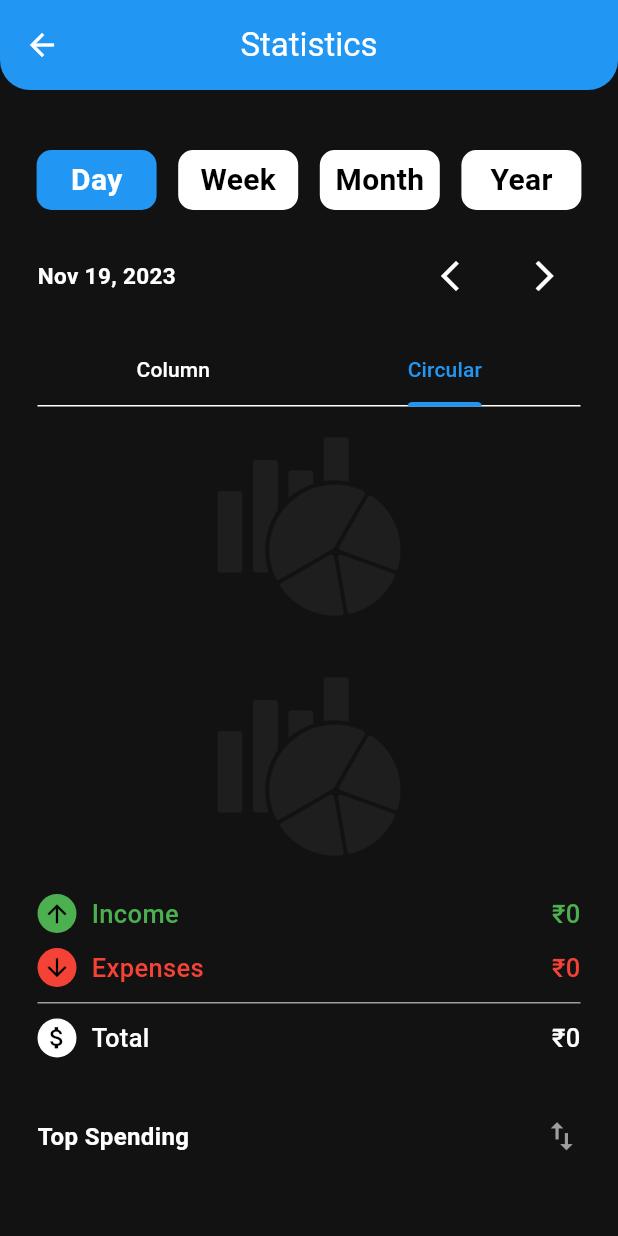
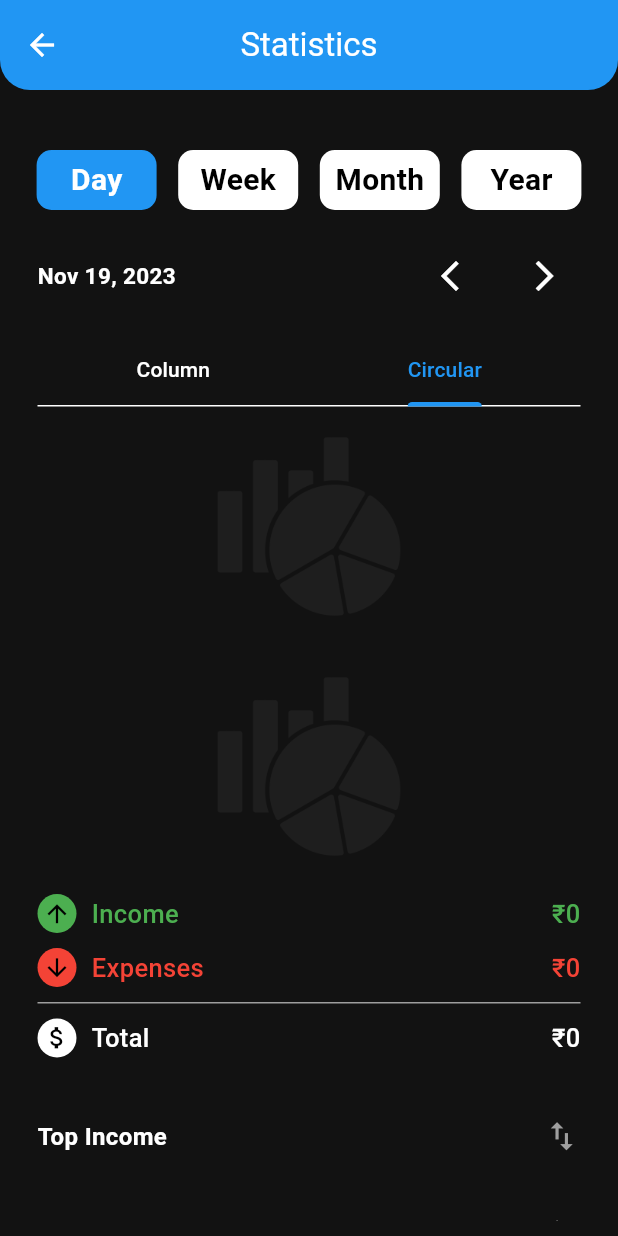
Before and after one commit to VineetKumar02/Expense-Tracker-App, a Flutter app: the Statistics screen opened directly, tab 2 chosen, on a phone screen of 412 x 824 dp. Run offline on Flutter 3.47's test engine with Material 2 defaults, Android fonts, the phone set to English and light mode, and no system bars; our stand-ins replace fl_chart, hive, hive_flutter, syncfusion_flutter_charts; accounts and stored records are empty.

Commit message:
Updated statistics page

```diff
--- a/lib/data/utilty.dart
+++ b/lib/data/utilty.dart
@@ -147,6 +147,26 @@ List<Transaction> getTransactionYear(DateTime selectedDate) {
   return result;
 }
 
+List<Transaction> getTopIncomeTransactions(List<Transaction> transactions) {
+  List<Transaction> incomeList = transactions
+      .where((transaction) => transaction.type == 'Income')
+      .toList();
+
+  incomeList.sort((a, b) => int.parse(b.amount) - int.parse(a.amount));
+
+  return incomeList.take(5).toList();
+}
+
+List<Transaction> getTopExpenseTransactions(List<Transaction> transactions) {
+  List<Transaction> expenseList = transactions
+      .where((transaction) => transaction.type == 'Expense')
+      .toList();
+
+  expenseList.sort((a, b) => int.parse(b.amount) - int.parse(a.amount));
+
+  return expenseList.take(5).toList();
+}
+
 int totalChart(List<Transaction> transactions) {
   List listAmount = [0, 0];
   for (var i = 0; i < transactions.length; i++) {
--- a/lib/presentation/screens/statistic.dart
+++ b/lib/presentation/screens/statistic.dart
@@ -114,42 +114,72 @@ class _StatisticsState extends State<Statistics>
           const SizedBox(height: 20),
           buildTransactionSummary(),
           const SizedBox(height: 30),
-          buildTopSpendingHeader(),
-          buildTransactionList(),
+          buildTopTransactionHeader("Income"),
+          buildTopIncomeList(), // Show top income transactions
+          const SizedBox(height: 20),
+          buildTopTransactionHeader("Expense"),
+          buildTopExpenseList(), // Show top expense transactions
         ],
       ),
     );
   }
 
-  Widget buildTransactionList() {
+  Padding buildTopTransactionHeader(String label) {
+    return Padding(
+      padding: const EdgeInsets.symmetric(horizontal: 15, vertical: 10),
+      child: Row(
+        mainAxisAlignment: MainAxisAlignment.spaceBetween,
+        children: [
+          Text('Top $label',
+              style:
+                  const TextStyle(fontSize: 16, fontWeight: FontWeight.bold)),
+          const Icon(Icons.swap_vert, size: 25, color: Colors.grey),
+        ],
+      ),
+    );
+  }
+
+  Widget buildTopIncomeList() {
+    List<Transaction> topIncomeList =
+        getTopIncomeTransactions(currListTransaction);
+    return buildTransactionList(topIncomeList);
+  }
+
+  Widget buildTopExpenseList() {
+    List<Transaction> topExpenseList =
+        getTopExpenseTransactions(currListTransaction);
+    return buildTransactionList(topExpenseList);
+  }
+
+  Widget buildTransactionList(List<Transaction> transactions) {
     return Flexible(
       child: ListView.builder(
         physics: const NeverScrollableScrollPhysics(),
         shrinkWrap: true,
-        itemCount: currListTransaction.length,
+        itemCount: transactions.length,
         itemBuilder: (context, index) {
           return ListTile(
             leading: ClipRRect(
               borderRadius: BorderRadius.circular(5),
               child: Image.asset(
-                'images/${currListTransaction[index].category.categoryIcon}',
+                'images/${transactions[index].category.categoryIcon}',
                 height: 40,
               ),
             ),
             title: Text(
-              currListTransaction[index].description,
+              transactions[index].description,
               style: const TextStyle(fontSize: 17, fontWeight: FontWeight.w600),
             ),
             subtitle: Text(
-              '${currListTransaction[index].createAt.day}/${currListTransaction[index].createAt.month}/${currListTransaction[index].createAt.year}',
+              '${transactions[index].createAt.day}/${transactions[index].createAt.month}/${transactions[index].createAt.year}',
               style: const TextStyle(fontWeight: FontWeight.w600),
             ),
             trailing: Text(
-              formatCurrency(int.parse(currListTransaction[index].amount)),
+              formatCurrency(int.parse(transactions[index].amount)),
               style: TextStyle(
                 fontWeight: FontWeight.w600,
                 fontSize: 17,
-                color: currListTransaction[index].type == 'Expense'
+                color: transactions[index].type == 'Expense'
                     ? Colors.red
                     : Colors.green,
               ),
@@ -339,18 +369,4 @@ class _StatisticsState extends State<Statistics>
       ],
     );
   }
-
-  Padding buildTopSpendingHeader() {
-    return const Padding(
-      padding: EdgeInsets.symmetric(horizontal: 15, vertical: 10),
-      child: Row(
-        mainAxisAlignment: MainAxisAlignment.spaceBetween,
-        children: [
-          Text('Top Spending',
-              style: TextStyle(fontSize: 16, fontWeight: FontWeight.bold)),
-          Icon(Icons.swap_vert, size: 25, color: Colors.grey),
-        ],
-      ),
-    );
-  }
 }
--- a/lib/presentation/widgets/circular_chart.dart
+++ b/lib/presentation/widgets/circular_chart.dart
@@ -135,10 +135,11 @@ class _CircularChartState extends State<CircularChart> {
                   xValueMapper: (ChartData data, _) => data.x,
                   yValueMapper: (ChartData data, _) => data.y,
                   dataLabelMapper: (ChartData data, _) =>
-                      '${NumberFormat.compactCurrency(
+                      NumberFormat.compactCurrency(
                         symbol: '',
-                        decimalDigits: 1,
-                      ).format(data.y / 1000000)}M',
+                        decimalDigits:
+                            0, // Set decimalDigits to 0 for displaying thousands
+                      ).format(data.y),
                   animationDuration: 1000,
                   dataLabelSettings: const DataLabelSettings(
                       showZeroValue: true,
```
